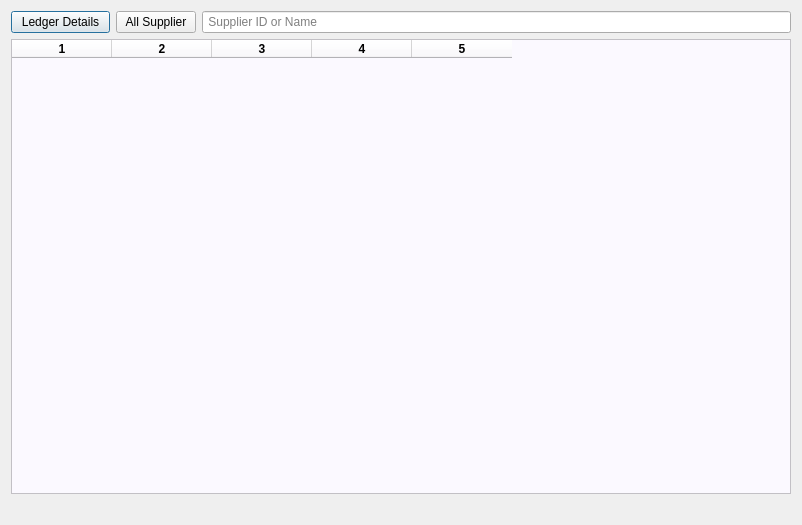
ansarul543/pos-inventory, file ui/supplierledger.ui: the form before one commit.
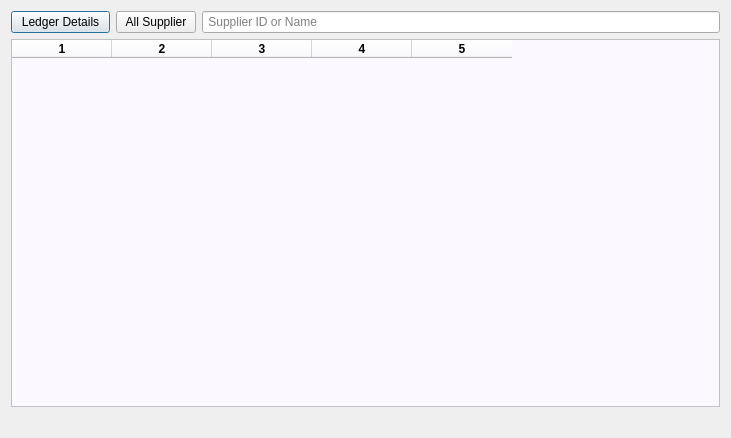
The form after the commit.

```diff
--- a/ui/supplierledger.ui
+++ b/ui/supplierledger.ui
@@ -9,8 +9,8 @@
    <rect>
     <x>0</x>
     <y>0</y>
-    <width>802</width>
-    <height>525</height>
+    <width>731</width>
+    <height>438</height>
    </rect>
   </property>
   <property name="windowTitle">
```
